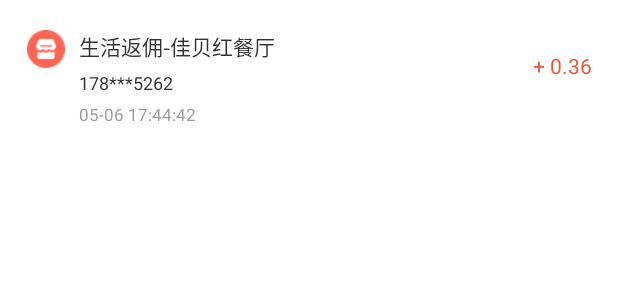
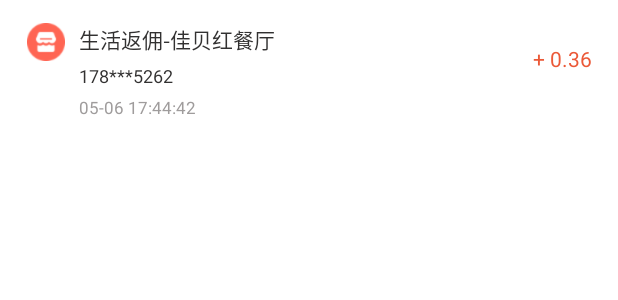
Before and after one commit to a329336057/qfxdemo, an Android app: the layout fragment_user_wallet_bill_data_adapter.xml on its own in the app's theme, with its tools: preview values and no code run, on a phone screen of 412 x 824 dp. Shown: the top 300 px of the screen. Run offline under Robolectric (Android 15) with nearby library versions, the phone set to English and light mode, and no system bars.

```diff
--- a/app/src/main/res/layout/activity_wallet.xml
+++ b/app/src/main/res/layout/activity_wallet.xml
@@ -94,7 +94,7 @@
     android:layout_below="@id/wallet_tbar"
     android:paddingBottom="20dp"
     android:layout_marginTop="100dp"
-    android:background="@drawable/user_money_background">
+    >
 
 </android.support.v7.widget.RecyclerView>
 
--- a/app/src/main/res/layout/fragment_user_wallet_bill_adapter.xml
+++ b/app/src/main/res/layout/fragment_user_wallet_bill_adapter.xml
@@ -1,7 +1,7 @@
 <?xml version="1.0" encoding="utf-8"?>
 <RelativeLayout xmlns:android="http://schemas.android.com/apk/res/android"
     android:layout_width="match_parent"
-
+    android:layout_marginBottom="30dp"
     android:layout_height="wrap_content"
     android:layout_centerHorizontal="true"
     android:background="@drawable/user_money_background">
--- a/app/src/main/res/layout/fragment_user_wallet_bill_data_adapter.xml
+++ b/app/src/main/res/layout/fragment_user_wallet_bill_data_adapter.xml
@@ -1,9 +1,10 @@
 <?xml version="1.0" encoding="utf-8"?>
 <RelativeLayout xmlns:android="http://schemas.android.com/apk/res/android"
     android:layout_width="match_parent"
-        android:layout_marginTop="10dp"
+        android:layout_marginTop="5dp"
     android:layout_marginLeft="10dp"
     android:layout_marginRight="10dp"
+    android:layout_marginBottom="10dp"
     android:layout_height="wrap_content">
     <ImageView
         android:layout_marginLeft="8dp"
```
